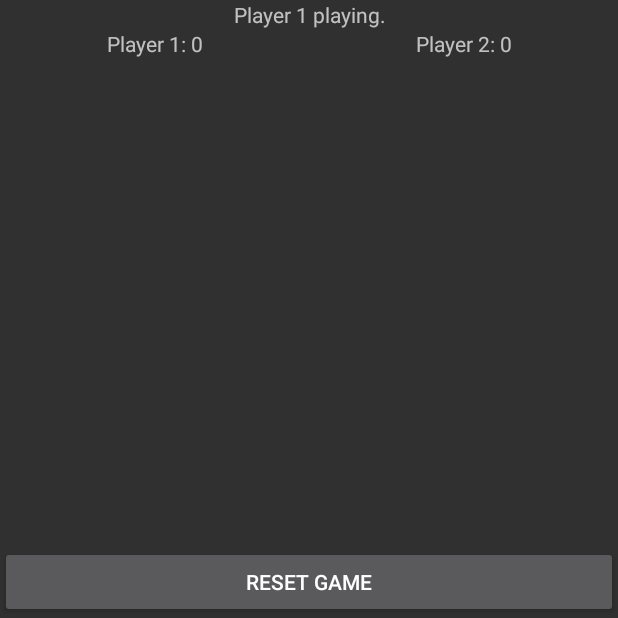
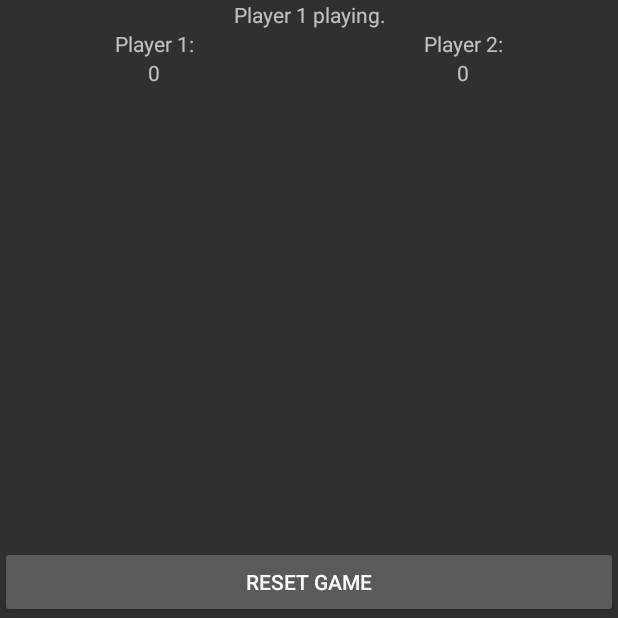
Before and after one commit to kristijan-pajtasev/android-memory-game, an Android app: the screen it shows after launch (MainActivity), on a phone screen of 412 x 824 dp, the top half of it. Run offline under Robolectric (Android 15) with nearby library versions, the phone set to English and light mode, and no system bars.

Commit message:
layout updated

```diff
--- a/app/src/main/java/com/kristijan_pajtasev/assignment02/MainActivity.java
+++ b/app/src/main/java/com/kristijan_pajtasev/assignment02/MainActivity.java
@@ -54,11 +54,11 @@ public class MainActivity extends AppCompatActivity {
     }
 
     public void setPlayerOneScore(int score) {
-        playerOneScore.setText("Player 1: " + score);
+        playerOneScore.setText("" + score);
     }
 
     public void setPlayerTwoScore(int score) {
-        playerTwoScore.setText("Player 2: " + score);
+        playerTwoScore.setText("" + score);
     }
 
     public void setActivePlayerMessage(int playerNumber) {
--- a/app/src/main/res/layout/activity_main.xml
+++ b/app/src/main/res/layout/activity_main.xml
@@ -23,21 +23,45 @@
         android:orientation="horizontal"
         android:layout_width="match_parent"
         android:layout_height="wrap_content"
+        android:layout_above="@id/gameResetButton"
         android:layout_below="@id/statusLayout">
 
-        <TextView
-            android:id="@+id/playerOneScore"
-            android:layout_width="0dp"
-            android:textAlignment="center"
+
+        <LinearLayout
+            android:orientation="vertical"
+            android:layout_width="match_parent"
             android:layout_height="wrap_content"
-            android:layout_weight="1" />
+            android:layout_weight="1" >
+            <TextView
+                android:layout_width="match_parent"
+                android:textAlignment="center"
+                android:layout_height="wrap_content"
+                android:text="@string/player_1_score"/>
+            <TextView
+                android:id="@+id/playerOneScore"
+                android:layout_width="match_parent"
+                android:textAlignment="center"
+                android:layout_height="wrap_content"/>
+        </LinearLayout>
 
-        <TextView
-            android:id="@+id/playerTwoScore"
-            android:layout_width="0dp"
-            android:textAlignment="center"
+        <LinearLayout
+            android:orientation="vertical"
+            android:layout_width="match_parent"
             android:layout_height="wrap_content"
-            android:layout_weight="1" />
+            android:layout_weight="1" >
+            <TextView
+                android:layout_width="match_parent"
+                android:textAlignment="center"
+                android:layout_height="wrap_content"
+                android:text="@string/player_2_score"/>
+            <TextView
+                android:id="@+id/playerTwoScore"
+                android:layout_width="match_parent"
+                android:textAlignment="center"
+                android:layout_height="wrap_content" />
+        </LinearLayout>
+
+
     </LinearLayout>
 
     <Button
--- a/app/src/main/res/values/strings.xml
+++ b/app/src/main/res/values/strings.xml
@@ -1,4 +1,6 @@
 <resources>
     <string name="app_name">Assignment02</string>
     <string name="reset_game">Reset Game</string>
+    <string name="player_1_score">Player 1:</string>
+    <string name="player_2_score">Player 2:</string>
 </resources>
```
